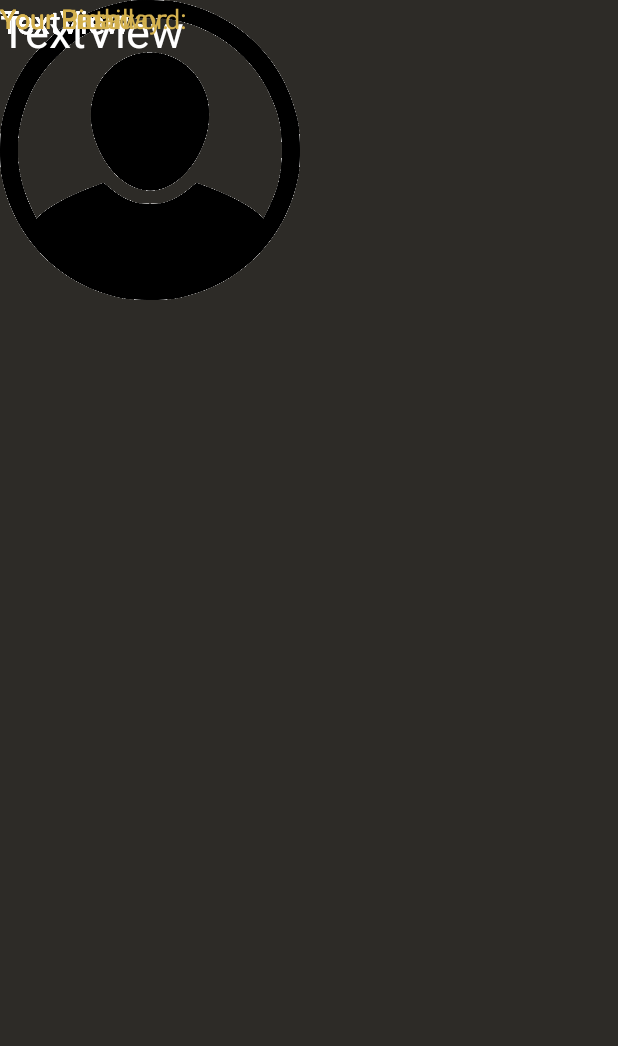
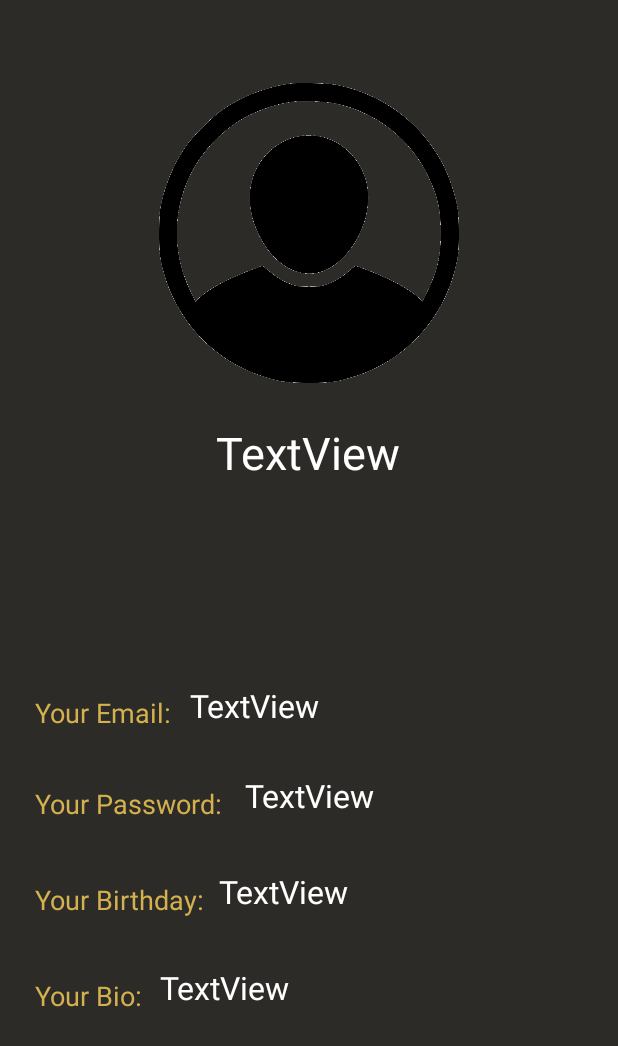
Before and after one commit to GhazyM83/Goldwing3, an Android app: the layout activity_profile.xml on its own in the app's theme, with its tools: preview values and no code run, on a phone screen of 412 x 824 dp. Shown: the top 1046 px of the screen. Run offline under Robolectric (Android 15) with nearby library versions, the phone set to English and light mode, and no system bars.

Commit message:
Added onCallBackUser to MyCallback. Fixed an issue where data didn't show up in Profile Activity.

```diff
--- a/app/src/main/java/com/ghazy/goldwing3/Home.java
+++ b/app/src/main/java/com/ghazy/goldwing3/Home.java
@@ -39,11 +39,14 @@ public class Home extends AppCompatActivity {
         readData();
         myCallback = new MyCallback() {
             @Override
-            public void onCallback(List<Song> restsList) {
+            public void onCallback(List<Song> songsList) {
                 RecyclerView recyclerView = findViewById(R.id.rvFirstSongsHome);
                 recyclerView.setLayoutManager(new LinearLayoutManager(getApplicationContext()));
                 adapter = new RecyclerViewAdapter(getApplicationContext(), songs);
                 recyclerView.setAdapter(adapter);
+            }
+            @Override
+            public void onCallBackUser(User user) {
             }
         };
     }
--- a/app/src/main/java/com/ghazy/goldwing3/MyCallback.java
+++ b/app/src/main/java/com/ghazy/goldwing3/MyCallback.java
@@ -6,8 +6,7 @@ public interface MyCallback {
 
     void onCallback(List<Song> attractionsList);
 
-    static void onCallBackUsers(List<User> attractionsList) {
+    void onCallBackUser(User user);
 
-    }
 
 }
--- a/app/src/main/java/com/ghazy/goldwing3/Profile.java
+++ b/app/src/main/java/com/ghazy/goldwing3/Profile.java
@@ -21,56 +21,53 @@ import java.util.ArrayList;
 import java.util.List;
 
 public class Profile extends AppCompatActivity {
-    TextView tvName, tvEmail, tvBirthday, tvBio;
+    TextView tvName, tvEmail, tvPassword, tvBirthday, tvBio;
     ImageView ivPhoto;
-    FirebaseServices fbs;
-    ArrayList<User> users;
     MyCallback myCallback;
-
+    FirebaseServices fbs = FirebaseServices.getInstance();
+    User user;
 
     @Override
     protected void onCreate(Bundle savedInstanceState) {
         super.onCreate(savedInstanceState);
         setContentView(R.layout.activity_profile);
+        getSupportActionBar().hide();
 
         tvName = findViewById(R.id.tvNameProfile);
         tvEmail = findViewById(R.id.tvEmailProfile);
+        tvPassword = findViewById(R.id.tvPasswordProfile);
         tvBirthday = findViewById(R.id.tvBirthdayProfile);
         tvBio = findViewById(R.id.tvBioProfile);
         ivPhoto = findViewById(R.id.ivPhotoProfile);
-        users = new ArrayList<User>();
+        readData();
         myCallback = new MyCallback() {
             @Override
-            public void onCallback(List<Song> restsList) {
-
+            public void onCallback(List<Song> attractionsList) {
+            }
+            @Override
+            public void onCallBackUser(User user) {
+                tvName.setText(user.getFullName());
+                tvEmail.setText(user.getEmail());
+                tvPassword.setText(user.getPassword());
+                tvBirthday.setText(user.getBirthday());
+                tvBio.setText(user.getBio());
             }
         };
-
-
-        /*tvName.setText(user.getFullName());
-        tvEmail.setText(user.getEmail());
-        tvBirthday.setText(user.getBirthday());
-        tvBio.setText(user.getBio());
-        fbs = FirebaseServices.getInstance();
-        String email = fbs.getAuth().getCurrentUser().getEmail();
-        fbs.getFire().collection("users").get().*/
     }
 
     private void readData() {
         try {
-            fbs.getFire().collection("users")
-                    .get()
-                    .addOnCompleteListener(new OnCompleteListener<QuerySnapshot>() {
+            fbs.getFire().collection("users").get().addOnCompleteListener(new OnCompleteListener<QuerySnapshot>() {
                         @Override
                         public void onComplete(@NonNull Task<QuerySnapshot> task) {
                             if (task.isSuccessful()) {
                                 for (QueryDocumentSnapshot document : task.getResult()) {
-                                    users.add(document.toObject(User.class));
+                                    if (document.toObject(User.class).getEmail().equals(fbs.getAuth().getCurrentUser().getEmail()))
+                                        user = document.toObject(User.class);
                                 }
-                                MyCallback.onCallBackUsers(users);
-
+                                myCallback.onCallBackUser(user);
                             } else {
-                                Log.e("AllRestActivity: readData()", "Error getting documents.", task.getException());
+                                Log.e("ProfileActivity: readData()", "Error getting documents.", task.getException());
                             }
                         }
                     });
--- a/app/src/main/res/layout/activity_profile.xml
+++ b/app/src/main/res/layout/activity_profile.xml
@@ -11,97 +11,130 @@
         android:id="@+id/tvBioProfile"
         android:layout_width="wrap_content"
         android:layout_height="wrap_content"
+        android:layout_marginStart="11dp"
+        android:layout_marginBottom="151dp"
         android:text="TextView"
         android:textColor="@color/white"
         android:textSize="21dp"
-        tools:layout_editor_absoluteX="105dp"
-        tools:layout_editor_absoluteY="552dp" />
+        app:layout_constraintBottom_toBottomOf="parent"
+        app:layout_constraintStart_toEndOf="@+id/textView9" />
 
     <ImageView
         android:id="@+id/ivPhotoProfile"
         android:layout_width="200dp"
         android:layout_height="200dp"
-        app:srcCompat="@drawable/profile"
-        tools:layout_editor_absoluteX="105dp"
-        tools:layout_editor_absoluteY="55dp" />
+        android:layout_marginStart="105dp"
+        android:layout_marginTop="55dp"
+        android:layout_marginEnd="106dp"
+        app:layout_constraintEnd_toEndOf="parent"
+        app:layout_constraintStart_toStartOf="parent"
+        app:layout_constraintTop_toTopOf="parent"
+        app:srcCompat="@drawable/profile" />
 
     <TextView
         android:id="@+id/tvNameProfile"
         android:layout_width="wrap_content"
         android:layout_height="wrap_content"
+        android:layout_marginStart="144dp"
+        android:layout_marginTop="26dp"
+        android:layout_marginEnd="145dp"
         android:text="TextView"
         android:textColor="@color/white"
         android:textSize="30dp"
-        tools:layout_editor_absoluteX="144dp"
-        tools:layout_editor_absoluteY="281dp" />
+        app:layout_constraintEnd_toEndOf="parent"
+        app:layout_constraintStart_toStartOf="parent"
+        app:layout_constraintTop_toBottomOf="@+id/ivPhotoProfile" />
 
     <TextView
         android:id="@+id/tvEmailProfile"
         android:layout_width="wrap_content"
         android:layout_height="wrap_content"
+        android:layout_marginStart="12dp"
+        android:layout_marginBottom="31dp"
         android:text="TextView"
         android:textColor="@color/white"
         android:textSize="21dp"
-        tools:layout_editor_absoluteX="125dp"
-        tools:layout_editor_absoluteY="367dp" />
+        app:layout_constraintBottom_toTopOf="@+id/tvPasswordProfile"
+        app:layout_constraintStart_toEndOf="@+id/textView6" />
 
     <TextView
         android:id="@+id/tvPasswordProfile"
         android:layout_width="wrap_content"
         android:layout_height="wrap_content"
+        android:layout_marginStart="15dp"
+        android:layout_marginBottom="35dp"
         android:text="TextView"
         android:textColor="@color/white"
         android:textSize="21dp"
-        tools:layout_editor_absoluteX="163dp"
-        tools:layout_editor_absoluteY="426dp" />
+        app:layout_constraintBottom_toTopOf="@+id/tvBirthdayProfile"
+        app:layout_constraintStart_toEndOf="@+id/textView7" />
 
     <TextView
         android:id="@+id/tvBirthdayProfile"
         android:layout_width="wrap_content"
         android:layout_height="wrap_content"
+        android:layout_marginStart="10dp"
+        android:layout_marginBottom="35dp"
         android:text="TextView"
         android:textColor="@color/white"
         android:textSize="21dp"
-        tools:layout_editor_absoluteX="144dp"
-        tools:layout_editor_absoluteY="489dp" />
+        app:layout_constraintBottom_toTopOf="@+id/tvBioProfile"
+        app:layout_constraintStart_toEndOf="@+id/textView8" />
 
     <TextView
         android:id="@+id/textView6"
         android:layout_width="wrap_content"
         android:layout_height="wrap_content"
+        android:layout_marginStart="23dp"
+        android:layout_marginEnd="12dp"
+        android:layout_marginBottom="36dp"
         android:text="Your Email:"
         android:textColor="@color/gold"
         android:textSize="18dp"
-        tools:layout_editor_absoluteX="23dp"
-        tools:layout_editor_absoluteY="371dp" />
+        app:layout_constraintBottom_toTopOf="@+id/textView7"
+        app:layout_constraintEnd_toStartOf="@+id/tvEmailProfile"
+        app:layout_constraintStart_toStartOf="parent" />
+
+    <TextView
+        android:id="@+id/textView9"
+        android:layout_width="wrap_content"
+        android:layout_height="wrap_content"
+        android:layout_marginStart="23dp"
+        android:layout_marginEnd="11dp"
+        android:layout_marginBottom="148dp"
+        android:text="Your Bio:"
+        android:textColor="@color/gold"
+        android:textSize="18dp"
+        app:layout_constraintBottom_toBottomOf="parent"
+        app:layout_constraintEnd_toStartOf="@+id/tvBioProfile"
+        app:layout_constraintStart_toStartOf="parent" />
+
+    <TextView
+        android:id="@+id/textView8"
+        android:layout_width="wrap_content"
+        android:layout_height="wrap_content"
+        android:layout_marginStart="23dp"
+        android:layout_marginEnd="10dp"
+        android:layout_marginBottom="32dp"
+        android:text="Your Birthday:"
+        android:textColor="@color/gold"
+        android:textSize="18dp"
+        app:layout_constraintBottom_toTopOf="@+id/tvBioProfile"
+        app:layout_constraintEnd_toStartOf="@+id/tvBirthdayProfile"
+        app:layout_constraintStart_toStartOf="parent" />
 
     <TextView
         android:id="@+id/textView7"
         android:layout_width="wrap_content"
         android:layout_height="wrap_content"
+        android:layout_marginStart="23dp"
+        android:layout_marginEnd="15dp"
+        android:layout_marginBottom="32dp"
         android:text="Your Password:"
         android:textColor="@color/gold"
         android:textSize="18dp"
-        tools:layout_editor_absoluteX="23dp"
-        tools:layout_editor_absoluteY="430dp" />
+        app:layout_constraintBottom_toTopOf="@+id/tvBirthdayProfile"
+        app:layout_constraintEnd_toStartOf="@+id/tvPasswordProfile"
+        app:layout_constraintStart_toStartOf="parent" />
 
-    <TextView
-        android:id="@+id/textView8"
-        android:layout_width="wrap_content"
-        android:layout_height="wrap_content"
-        android:text="Your Birthday:"
-        android:textColor="@color/gold"
-        android:textSize="18dp"
-        tools:layout_editor_absoluteX="23dp"
-        tools:layout_editor_absoluteY="493dp" />
-
-    <TextView
-        android:id="@+id/textView9"
-        android:layout_width="wrap_content"
-        android:layout_height="wrap_content"
-        android:text="Your Bio:"
-        android:textColor="@color/gold"
-        android:textSize="18dp"
-        tools:layout_editor_absoluteX="23dp"
-        tools:layout_editor_absoluteY="556dp" />
 </androidx.constraintlayout.widget.ConstraintLayout>
```
